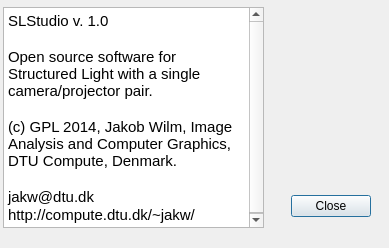
First picture: the form in src/SLAboutDialog.ui, repository jakobwilm/slstudio, before the edit.
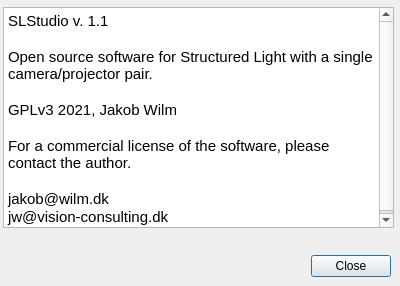
Second picture: the form after the edit. Icons and pictures are not drawn.

Patch:
```diff
--- a/src/SLAboutDialog.ui
+++ b/src/SLAboutDialog.ui
@@ -6,8 +6,8 @@
    <rect>
     <x>0</x>
     <y>0</y>
-    <width>389</width>
-    <height>248</height>
+    <width>400</width>
+    <height>286</height>
    </rect>
   </property>
   <property name="windowTitle">
@@ -16,8 +16,8 @@
   <widget class="QDialogButtonBox" name="buttonBox">
    <property name="geometry">
     <rect>
-     <x>30</x>
-     <y>190</y>
+     <x>50</x>
+     <y>250</y>
      <width>341</width>
      <height>32</height>
     </rect>
@@ -29,31 +29,12 @@
     <set>QDialogButtonBox::Close</set>
    </property>
   </widget>
-  <widget class="QLabel" name="label">
-   <property name="geometry">
-    <rect>
-     <x>290</x>
-     <y>20</y>
-     <width>71</width>
-     <height>101</height>
-    </rect>
-   </property>
-   <property name="text">
-    <string/>
-   </property>
-   <property name="pixmap">
-    <pixmap resource="SLResources.qrc">:/resources/logo.gif</pixmap>
-   </property>
-   <property name="scaledContents">
-    <bool>true</bool>
-   </property>
-  </widget>
   <widget class="QTextEdit" name="textEdit">
    <property name="geometry">
     <rect>
      <x>3</x>
      <y>7</y>
-     <width>261</width>
+     <width>391</width>
      <height>221</height>
     </rect>
    </property>
@@ -62,14 +43,16 @@
 &lt;html&gt;&lt;head&gt;&lt;meta name=&quot;qrichtext&quot; content=&quot;1&quot; /&gt;&lt;style type=&quot;text/css&quot;&gt;
 p, li { white-space: pre-wrap; }
 &lt;/style&gt;&lt;/head&gt;&lt;body style=&quot; font-family:'Ubuntu'; font-size:11pt; font-weight:400; font-style:normal;&quot;&gt;
-&lt;p style=&quot; margin-top:0px; margin-bottom:0px; margin-left:0px; margin-right:0px; -qt-block-indent:0; text-indent:0px;&quot;&gt;SLStudio v. 1.0&lt;/p&gt;
+&lt;p style=&quot; margin-top:0px; margin-bottom:0px; margin-left:0px; margin-right:0px; -qt-block-indent:0; text-indent:0px;&quot;&gt;SLStudio v. 1.1&lt;/p&gt;
 &lt;p style=&quot;-qt-paragraph-type:empty; margin-top:0px; margin-bottom:0px; margin-left:0px; margin-right:0px; -qt-block-indent:0; text-indent:0px;&quot;&gt;&lt;br /&gt;&lt;/p&gt;
 &lt;p style=&quot; margin-top:0px; margin-bottom:0px; margin-left:0px; margin-right:0px; -qt-block-indent:0; text-indent:0px;&quot;&gt;Open source software for Structured Light with a single camera/projector pair.&lt;/p&gt;
 &lt;p style=&quot;-qt-paragraph-type:empty; margin-top:0px; margin-bottom:0px; margin-left:0px; margin-right:0px; -qt-block-indent:0; text-indent:0px;&quot;&gt;&lt;br /&gt;&lt;/p&gt;
-&lt;p style=&quot; margin-top:0px; margin-bottom:0px; margin-left:0px; margin-right:0px; -qt-block-indent:0; text-indent:0px;&quot;&gt;(c) GPL 2014, Jakob Wilm, Image Analysis and Computer Graphics, DTU Compute, Denmark.&lt;/p&gt;
+&lt;p style=&quot; margin-top:0px; margin-bottom:0px; margin-left:0px; margin-right:0px; -qt-block-indent:0; text-indent:0px;&quot;&gt;GPLv3 2021, Jakob Wilm&lt;/p&gt;
 &lt;p style=&quot;-qt-paragraph-type:empty; margin-top:0px; margin-bottom:0px; margin-left:0px; margin-right:0px; -qt-block-indent:0; text-indent:0px;&quot;&gt;&lt;br /&gt;&lt;/p&gt;
-&lt;p style=&quot; margin-top:0px; margin-bottom:0px; margin-left:0px; margin-right:0px; -qt-block-indent:0; text-indent:0px;&quot;&gt;jakw@dtu.dk&lt;/p&gt;
-&lt;p style=&quot; margin-top:0px; margin-bottom:0px; margin-left:0px; margin-right:0px; -qt-block-indent:0; text-indent:0px;&quot;&gt;http://compute.dtu.dk/~jakw/&lt;/p&gt;&lt;/body&gt;&lt;/html&gt;</string>
+&lt;p style=&quot; margin-top:0px; margin-bottom:0px; margin-left:0px; margin-right:0px; -qt-block-indent:0; text-indent:0px;&quot;&gt;For a commercial license of the software, please contact the author.&lt;/p&gt;
+&lt;p style=&quot;-qt-paragraph-type:empty; margin-top:0px; margin-bottom:0px; margin-left:0px; margin-right:0px; -qt-block-indent:0; text-indent:0px;&quot;&gt;&lt;br /&gt;&lt;/p&gt;
+&lt;p style=&quot; margin-top:0px; margin-bottom:0px; margin-left:0px; margin-right:0px; -qt-block-indent:0; text-indent:0px;&quot;&gt;jakob@wilm.dk&lt;/p&gt;
+&lt;p style=&quot; margin-top:0px; margin-bottom:0px; margin-left:0px; margin-right:0px; -qt-block-indent:0; text-indent:0px;&quot;&gt;jw@vision-consulting.dk&lt;/p&gt;&lt;/body&gt;&lt;/html&gt;</string>
    </property>
   </widget>
  </widget>
```
Left out of the diff: 4 changed lines with no effect on the pictures.
